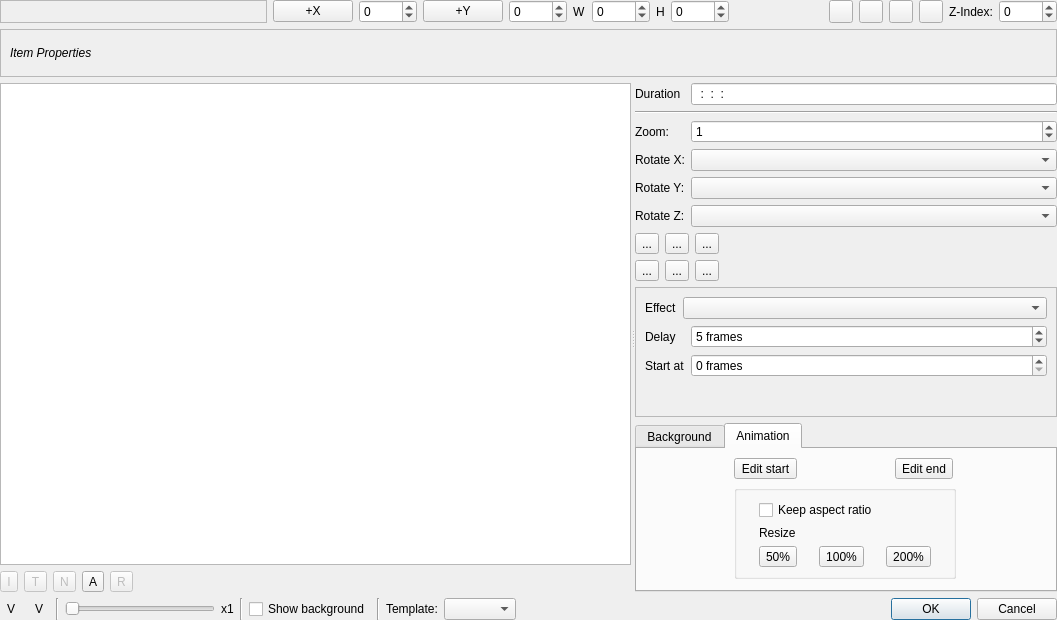
This is src/widgets/titlewidget_ui.ui in KDE/kdenlive as Qt 5 draws it before an edit. The edited form follows.
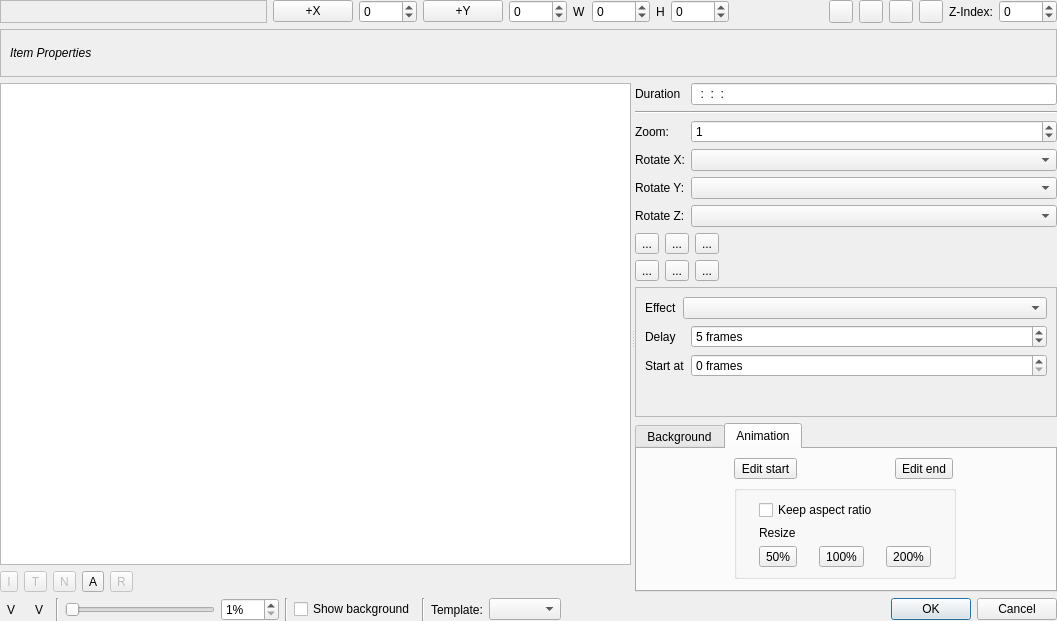
This is the edited form. Custom widgets are drawn as their Qt base class.

Commit message: Title Widget-add spinbox for manual zoom: http://kdenlive.org/mantis/view.php?id=2740

The edit to the form file:
```diff
--- a/src/widgets/titlewidget_ui.ui
+++ b/src/widgets/titlewidget_ui.ui
@@ -601,9 +601,18 @@
       </widget>
      </item>
      <item>
-      <widget class="QLabel" name="zoom_label">
-       <property name="text">
-        <string>x1</string>
+      <widget class="QSpinBox" name="zoom_spin">
+       <property name="keyboardTracking">
+        <bool>false</bool>
+       </property>
+       <property name="suffix">
+        <string>%</string>
+       </property>
+       <property name="minimum">
+        <number>1</number>
+       </property>
+       <property name="maximum">
+        <number>200</number>
        </property>
       </widget>
      </item>
```
The commit also changes 1 other file.
